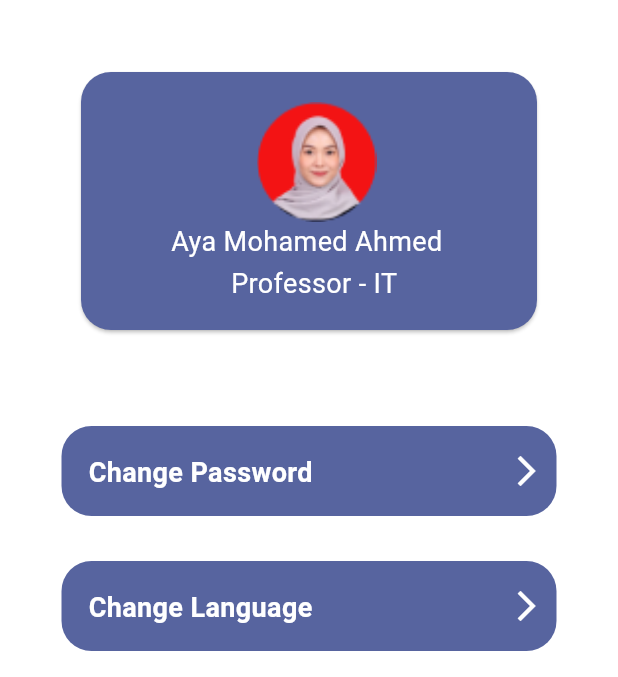
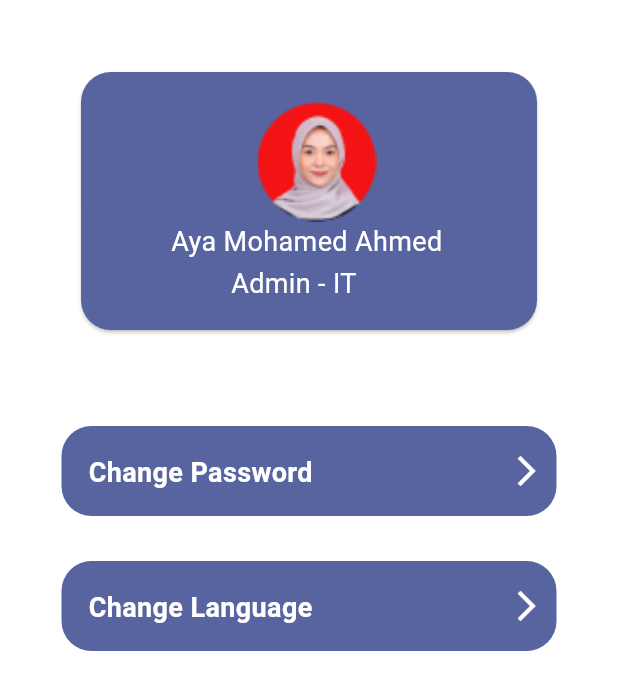
Before and after one commit to ragaie-ahmed/Questionnaire, a Flutter app: the ProfileScreenBody screen opened directly, on a phone screen of 412 x 824 dp, the part 81-758 px from its top. Run offline on Flutter 3.47's test engine with Material 3 defaults, Android fonts, the phone set to English and light mode, and no system bars; our stand-ins replace bloc, cached_network_image, flutter_bloc, flutter_screenutil, image_picker, shared_preferences and 1 more; accounts and stored records are empty; network calls fail.

Commit message:
update All Problem in project

```diff
--- a/lib/Admin/Presenatation/HomeScreen/Widget/CardHomeScreen.dart
+++ b/lib/Admin/Presenatation/HomeScreen/Widget/CardHomeScreen.dart
@@ -1,3 +1,4 @@
+import 'package:doctor/Admin/Presenatation/QualityStandard/View/QualityStandardAdmin.dart';
 import 'package:doctor/Core/Util/Images.dart';
 import 'package:doctor/Core/Util/String.dart';
 import 'package:doctor/Features/Presentation/View/HomeScreen/QualityStandardPage/QualityStandard.dart';
@@ -46,7 +47,7 @@ class CardHomeScreen extends StatelessWidget {
                     text: Strings.letsGo,
                     changed: () {
                       Navigator.push(context, MaterialPageRoute(builder: (context) {
-                        return const QualityStandard();
+                        return const QualityStandardAdmin();
                       },));
                     },
                   ),
--- a/lib/Features/Presentation/View/HomeScreen/ProfilePage/Widget/CardPerson.dart
+++ b/lib/Features/Presentation/View/HomeScreen/ProfilePage/Widget/CardPerson.dart
@@ -1,3 +1,4 @@
+import 'package:doctor/Core/Services/CacheHelper.dart';
 import 'package:doctor/Core/Util/Images.dart';
 import 'package:doctor/Core/Util/String.dart';
 import 'package:flutter/material.dart';
@@ -47,7 +48,7 @@ class CardPerson extends StatelessWidget {
                 Padding(
                   padding: const EdgeInsets.only(top: 2, left: 100),
                   child: Text(
-                    Strings.department,
+                 CacheHelper.getData(key: "role")=="prof"?  Strings.department:"Admin - IT ",
                     style: TextStyle(
                         color: Theme.of(context).colorScheme.primary,
                         fontSize: 18),
```
